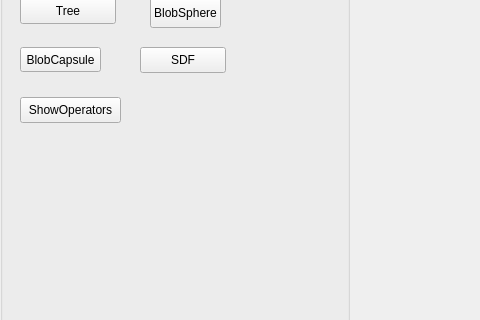
This is AppTinyMesh/UI/interface.ui in Slyphero/TinyMesh_Fork as Qt 5 draws it before an edit; both pictures show x 0 to 480 and y 132 to 452 of the 1200 by 1000 pixel window. The edited form follows.
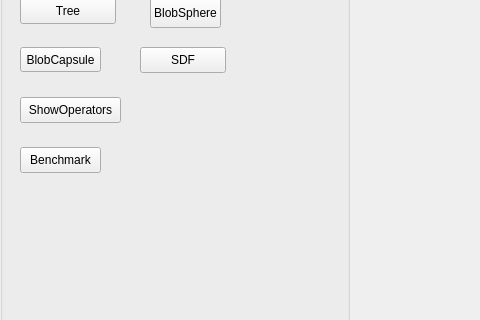
This is the edited form.

The edit to the form file:
```diff
--- a/AppTinyMesh/UI/interface.ui
+++ b/AppTinyMesh/UI/interface.ui
@@ -197,6 +197,19 @@
         <string>ShowOperators</string>
        </property>
       </widget>
+      <widget class="QPushButton" name="benchmark">
+       <property name="geometry">
+        <rect>
+         <x>20</x>
+         <y>260</y>
+         <width>81</width>
+         <height>26</height>
+        </rect>
+       </property>
+       <property name="text">
+        <string>Benchmark</string>
+       </property>
+      </widget>
      </widget>
     </item>
     <item>
```
